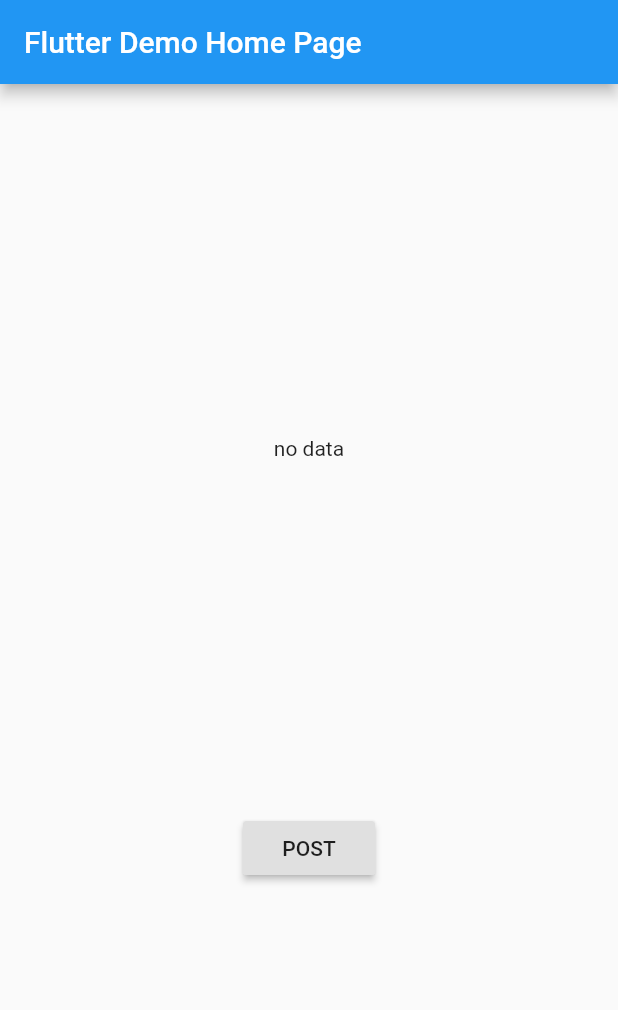
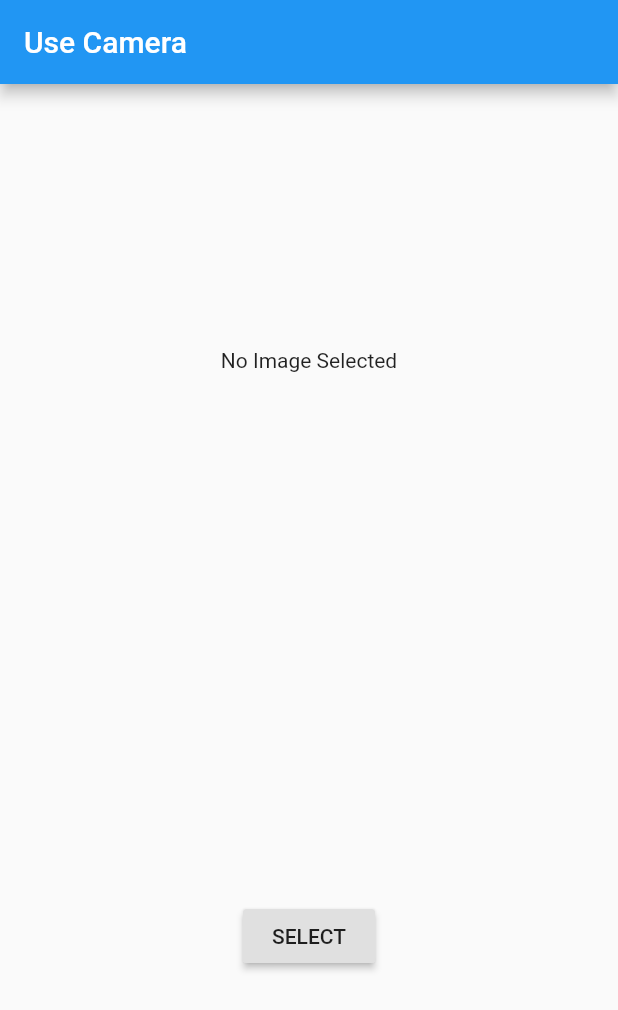
Before and after one commit to zanul11/flutter-belajar, a Flutter app: the screen it shows after launch, on a phone screen of 412 x 824 dp. Shown: the top 1010 px of the screen. Run offline on Flutter 3.47's test engine with Material 2 defaults, Android fonts, the phone set to English and light mode, and no system bars.

Commit message:
addding file

```diff
--- a/lib/main.dart
+++ b/lib/main.dart
@@ -1,4 +1,5 @@
 import 'package:belajar_apii/post_test.dart';
+import 'package:belajar_apii/use_camera.dart';
 import 'package:flutter/material.dart';
 
 void main() => runApp(MyApp());
@@ -12,7 +13,7 @@ class MyApp extends StatelessWidget {
       theme: ThemeData(
         primarySwatch: Colors.blue,
       ),
-      home: MyHomePage(title: 'Flutter Demo Home Page'),
+      home: UseCamera(),
     );
   }
 }
--- /dev/null
+++ b/lib/use_camera.dart
@@ -0,0 +1,72 @@
+import 'package:flutter/material.dart';
+
+
+class UseCamera extends StatefulWidget {
+  @override
+  _UseCameraState createState() => _UseCameraState();
+}
+
+
+
+class _UseCameraState extends State<UseCamera> {
+
+  _openGallery(){
+
+  }
+
+  _openCamera(){
+
+  }
+
+
+  Future<void> _showDialogSelect (BuildContext context) {
+    return showDialog(context: context, builder: (BuildContext context){
+      return AlertDialog(
+        title: Text("Make a Choice"),
+        content: SingleChildScrollView(
+          child: ListBody(
+            children: <Widget>[
+              GestureDetector(
+                child: Text("Open Gallery"),
+                onTap: (){
+                  _openGallery();
+                },
+              ),
+              Padding(padding: EdgeInsets.all(8.0),),
+              GestureDetector(
+                child: Text("Open Camera"),
+                onTap: (){
+                  _openCamera();
+                },
+              )
+            ],
+          ),
+        ),
+      );
+    });
+  }
+  @override
+  Widget build(BuildContext context) {
+    return Scaffold(
+      appBar: AppBar(
+        title: Text("Use Camera"),
+      ),
+      body: Container(
+        child: Center(
+          child: Column(
+            mainAxisAlignment: MainAxisAlignment.spaceAround,
+            children: <Widget>[
+              Text("No Image Selected"),
+              RaisedButton(
+                onPressed: (){
+                  _showDialogSelect(context);
+                },
+                child: Text("SELECT"),
+              )
+            ],
+          ),
+        ),
+      ),
+    );
+  }
+}
--- a/pubspec.yaml
+++ b/pubspec.yaml
@@ -24,6 +24,7 @@ dependencies:
   # Use with the CupertinoIcons class for iOS style icons.
   cupertino_icons: ^0.1.2
   http: ^0.12.0+2
+
 
 dev_dependencies:
   flutter_test:
```
